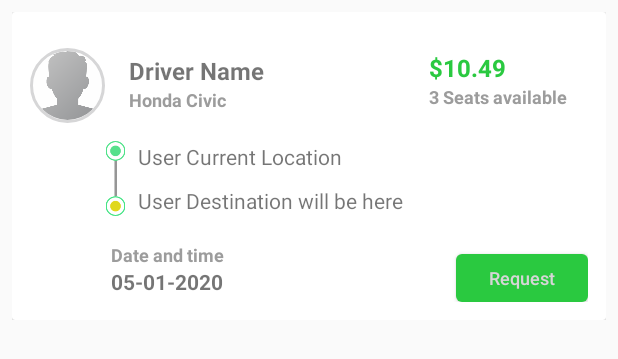
After one commit to sameed07/Lets_Ride_together_Driver, an Android app: the layout my_rides_adapter.xml on its own in the app's theme, with its tools: preview values and no code run, on a phone screen of 412 x 824 dp. The commit adds this screen. Shown: the top 359 px of the screen. Run offline under Robolectric (Android 15) with nearby library versions, the phone set to English and light mode, and no system bars.

Commit message:
My rids done

```diff
--- a/app/src/main/java/com/example/lets_ride_together_driver/Activities/LoginActivity.java
+++ b/app/src/main/java/com/example/lets_ride_together_driver/Activities/LoginActivity.java
@@ -78,7 +78,7 @@ public class LoginActivity extends AppCompatActivity {
                 }
                 else {
 
-                    mRef.addListenerForSingleValueEvent(new ValueEventListener() {
+                    mRef.orderByChild("email").equalTo(edt_email.getText().toString().trim()).addListenerForSingleValueEvent(new ValueEventListener() {
                         @Override
                         public void onDataChange(@NonNull DataSnapshot dataSnapshot) {
 
--- /dev/null
+++ b/app/src/main/res/layout/my_rides_adapter.xml
@@ -0,0 +1,194 @@
+<?xml version="1.0" encoding="utf-8"?>
+<LinearLayout xmlns:android="http://schemas.android.com/apk/res/android"
+    xmlns:app="http://schemas.android.com/apk/res-auto"
+    android:orientation="vertical"
+    android:layout_width="match_parent"
+    android:layout_height="wrap_content"
+    android:layout_margin="8dp"
+
+    >
+
+    <androidx.cardview.widget.CardView
+
+        android:layout_width="match_parent"
+        android:layout_height="wrap_content"
+        app:cardCornerRadius="2dp"
+        app:cardElevation="4dp"
+
+        >
+
+        <RelativeLayout
+            android:layout_width="match_parent"
+            android:layout_height="match_parent"
+            android:padding="12dp"
+            >
+
+            <de.hdodenhof.circleimageview.CircleImageView
+                android:layout_marginTop="12dp"
+                xmlns:app="http://schemas.android.com/apk/res-auto"
+                android:id="@+id/driver_profile"
+                android:layout_alignParentStart="true"
+                android:layout_width="50dp"
+                android:layout_height="50dp"
+                android:src="@drawable/default_profile"
+                app:civ_border_width="2dp"
+                app:civ_border_color="@color/white"/>
+
+            <LinearLayout
+                android:id="@+id/name_layout"
+                android:layout_margin="16dp"
+                android:layout_width="wrap_content"
+                android:layout_height="wrap_content"
+                android:orientation="vertical"
+                android:layout_toRightOf="@+id/driver_profile">
+
+                <TextView
+                    android:id="@+id/txt_driver_name"
+                    android:layout_width="wrap_content"
+                    android:layout_height="wrap_content"
+                    android:text="Driver Name"
+                    android:textSize="16sp"
+                    android:textStyle="bold"/>
+                <TextView
+                    android:id="@+id/txt_car_type"
+                    android:layout_width="wrap_content"
+                    android:layout_height="wrap_content"
+                    android:text="Honda Civic"
+                    android:textColor="@color/gray"
+                    android:textSize="12sp"
+                    android:textStyle="bold"
+                    />
+
+            </LinearLayout>
+
+            <LinearLayout
+                android:layout_width="wrap_content"
+                android:layout_height="wrap_content"
+                android:orientation="vertical"
+                android:layout_alignParentRight="true"
+                android:layout_margin="14dp"
+                >
+
+                <TextView
+                    android:id="@+id/txt_price_per_seat"
+                    android:layout_width="wrap_content"
+                    android:layout_height="wrap_content"
+                    android:text="$10.49"
+                    android:textSize="16sp"
+                    android:textColor="@color/colorPrimary"
+                    android:textStyle="bold"/>
+                <TextView
+                    android:textStyle="bold"
+                    android:id="@+id/txt_seats"
+                    android:layout_width="wrap_content"
+                    android:layout_height="wrap_content"
+                    android:text="3 Seats available"
+                    android:textColor="@color/gray"
+                    android:textSize="12sp"
+                    />
+
+            </LinearLayout>
+
+            <ImageView
+                android:id="@+id/location_line_two"
+                android:layout_marginTop="12dp"
+                android:layout_width="30dp"
+                android:layout_height="50dp"
+                android:layout_below="@+id/driver_profile"
+                android:layout_marginLeft="42dp"
+                android:src="@drawable/location_line_two" />
+
+            <LinearLayout
+                android:layout_marginTop="4dp"
+                android:layout_width="match_parent"
+                android:layout_height="wrap_content"
+                android:orientation="vertical"
+                android:layout_toRightOf="@+id/location_line_two"
+                android:layout_below="@+id/name_layout"
+                android:id="@+id/destination_layout"
+                >
+
+                <TextView
+                    android:id="@+id/txt_current_location"
+                    android:layout_width="wrap_content"
+                    android:layout_height="wrap_content"
+                    android:text="User Current Location "
+                    android:textSize="14sp"
+                    />
+                <TextView
+                    android:id="@+id/txt_destination"
+                    android:layout_width="wrap_content"
+                    android:layout_height="wrap_content"
+                    android:text="User Destination will be here"
+                    android:layout_marginTop="10dp"
+                    android:textSize="14sp"
+                    />
+
+
+            </LinearLayout>
+
+            <LinearLayout
+
+                android:layout_marginLeft="42dp"
+                android:layout_marginTop="18dp"
+                android:layout_width="match_parent"
+                android:layout_height="wrap_content"
+                android:orientation="horizontal"
+                android:weightSum="3"
+                android:layout_below="@id/destination_layout">
+
+                <LinearLayout
+                    android:layout_marginLeft="12dp"
+                    android:layout_width="0dp"
+                    android:layout_height="wrap_content"
+                    android:orientation="vertical"
+                    android:layout_weight="2"
+                    >
+
+                    <TextView
+
+                        android:layout_width="wrap_content"
+                        android:layout_height="wrap_content"
+                        android:text="Date and time"
+                        android:textColor="@color/gray"
+                        android:textSize="12sp"
+                        android:textStyle="bold" />
+                    <TextView
+                        android:textStyle="bold"
+                        android:id="@+id/txt_date"
+                        android:layout_width="match_parent"
+                        android:layout_height="match_parent"
+                        android:text="05-01-2020"
+
+                        android:textSize="14sp"
+                        />
+                </LinearLayout>
+
+                <LinearLayout
+                    android:layout_width="0dp"
+                    android:layout_height="wrap_content"
+                    android:orientation="vertical"
+                    android:layout_weight="1"
+                    >
+                    <Button
+                        android:id="@+id/btn_request"
+                        android:layout_gravity="end"
+                        android:textAllCaps="false"
+                        android:layout_marginTop="8dp"
+                        android:textColor="@color/white"
+                        android:text="Request"
+                        android:textSize="12sp"
+                        android:layout_width="wrap_content"
+                        android:layout_height="32dp"
+                        android:background="@drawable/btn_signin_drawble"/>
+
+
+                </LinearLayout>
+
+            </LinearLayout>
+
+        </RelativeLayout>
+
+    </androidx.cardview.widget.CardView>
+
+</LinearLayout>
```
Also changed, not shown: app/src/main/java/Adapter/MyRideAdapter.java (added, +133 -0 lines), app/src/main/java/Fragments/RidesFragment.java (+54 -0 lines), app/src/main/java/Model/DriverPost.java (added, +119 -0 lines), app/src/main/res/layout/fragment_rides.xml (+7 -0 lines).
